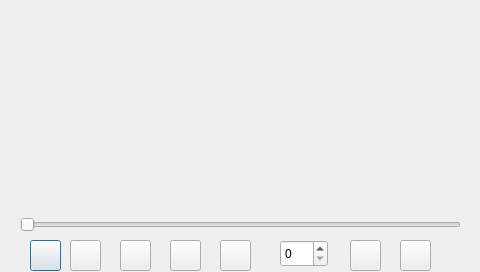
First picture: the form in mplayer.ui, repository lexi6725/QMPlayer, before the edit.
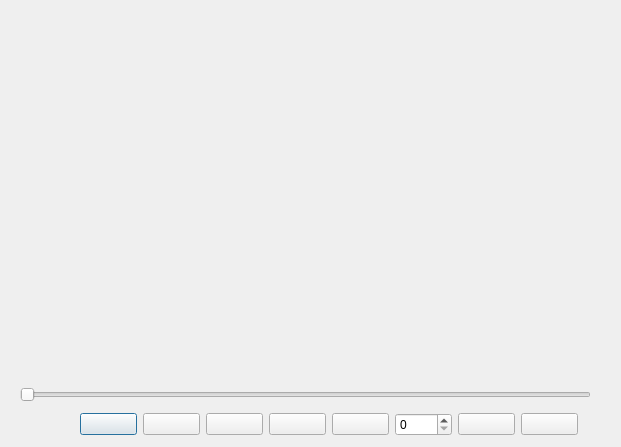
Second picture: the form after the edit.

Commit message: 1. Layout ... Not Success ...

```diff
--- a/mplayer.ui
+++ b/mplayer.ui
@@ -6,175 +6,158 @@
    <rect>
     <x>0</x>
     <y>0</y>
-    <width>480</width>
-    <height>272</height>
+    <width>621</width>
+    <height>447</height>
    </rect>
   </property>
   <property name="windowTitle">
    <string>QMPlayer</string>
   </property>
+  <widget class="QSlider" name="horizontalSlider">
+   <property name="geometry">
+    <rect>
+     <x>20</x>
+     <y>380</y>
+     <width>571</width>
+     <height>29</height>
+    </rect>
+   </property>
+   <property name="orientation">
+    <enum>Qt::Horizontal</enum>
+   </property>
+  </widget>
+  <widget class="QWidget" name="widget" native="true">
+   <property name="geometry">
+    <rect>
+     <x>0</x>
+     <y>10</y>
+     <width>611</width>
+     <height>331</height>
+    </rect>
+   </property>
+  </widget>
+  <widget class="QWidget" name="">
+   <property name="geometry">
+    <rect>
+     <x>80</x>
+     <y>410</y>
+     <width>498</width>
+     <height>29</height>
+    </rect>
+   </property>
+   <layout class="QHBoxLayout" name="horizontalLayout">
+    <item>
   <widget class="QPushButton" name="pushButton_play">
-   <property name="geometry">
-    <rect>
-     <x>30</x>
-     <y>240</y>
-     <width>31</width>
-     <height>31</height>
-    </rect>
-   </property>
    <property name="text">
     <string/>
    </property>
   </widget>
+    </item>
+    <item>
   <widget class="QPushButton" name="pushButton_stop">
-   <property name="geometry">
-    <rect>
-     <x>70</x>
-     <y>240</y>
-     <width>31</width>
-     <height>31</height>
-    </rect>
-   </property>
    <property name="text">
     <string/>
    </property>
   </widget>
+    </item>
+    <item>
   <widget class="QPushButton" name="pushButton_reward">
-   <property name="geometry">
-    <rect>
-     <x>120</x>
-     <y>240</y>
-     <width>31</width>
-     <height>31</height>
-    </rect>
-   </property>
    <property name="text">
     <string/>
    </property>
   </widget>
+    </item>
+    <item>
   <widget class="QPushButton" name="pushButton_forward">
-   <property name="geometry">
-    <rect>
-     <x>170</x>
-     <y>240</y>
-     <width>31</width>
-     <height>31</height>
-    </rect>
-   </property>
    <property name="text">
     <string/>
    </property>
   </widget>
+    </item>
+    <item>
   <widget class="QPushButton" name="pushButton_sound">
-   <property name="geometry">
-    <rect>
-     <x>220</x>
-     <y>240</y>
-     <width>31</width>
-     <height>31</height>
-    </rect>
-   </property>
    <property name="text">
     <string/>
    </property>
   </widget>
+    </item>
+    <item>
+     <widget class="QSpinBox" name="spinBox"/>
+    </item>
+    <item>
   <widget class="QPushButton" name="pushButton_pre">
-   <property name="geometry">
-    <rect>
-     <x>350</x>
-     <y>240</y>
-     <width>31</width>
-     <height>31</height>
-    </rect>
-   </property>
    <property name="text">
     <string/>
    </property>
   </widget>
+    </item>
+    <item>
   <widget class="QPushButton" name="pushButton_next">
+      <property name="text">
+       <string/>
+      </property>
+     </widget>
+    </item>
+   </layout>
+  </widget>
+  <widget class="QWidget" name="">
    <property name="geometry">
     <rect>
-     <x>400</x>
-     <y>240</y>
-     <width>31</width>
-     <height>31</height>
+     <x>20</x>
+     <y>360</y>
+     <width>566</width>
+     <height>22</height>
     </rect>
    </property>
-   <property name="text">
-    <string/>
-   </property>
-  </widget>
+   <layout class="QGridLayout" name="gridLayout">
+    <item row="0" column="0">
   <widget class="QLabel" name="label_pbar">
-   <property name="geometry">
-    <rect>
-     <x>10</x>
-     <y>190</y>
-     <width>65</width>
-     <height>17</height>
-    </rect>
-   </property>
    <property name="text">
-    <string/>
-   </property>
-  </widget>
-  <widget class="QSpinBox" name="spinBox">
-   <property name="geometry">
-    <rect>
-     <x>280</x>
-     <y>240</y>
-     <width>48</width>
-     <height>27</height>
-    </rect>
-   </property>
-  </widget>
-  <widget class="QLabel" name="label_time_l">
-   <property name="geometry">
-    <rect>
-     <x>410</x>
-     <y>190</y>
-     <width>65</width>
-     <height>17</height>
-    </rect>
-   </property>
-   <property name="text">
-    <string/>
-   </property>
-  </widget>
+       <string>                     </string>
+      </property>
+     </widget>
+    </item>
+    <item row="0" column="1">
+     <spacer name="horizontalSpacer">
+      <property name="orientation">
+       <enum>Qt::Horizontal</enum>
+      </property>
+      <property name="sizeHint" stdset="0">
+       <size>
+        <width>40</width>
+        <height>20</height>
+       </size>
+      </property>
+     </spacer>
+    </item>
+    <item row="0" column="2">
   <widget class="QLabel" name="label_name">
-   <property name="geometry">
-    <rect>
-     <x>100</x>
-     <y>190</y>
-     <width>291</width>
-     <height>16</height>
-    </rect>
-   </property>
    <property name="text">
-    <string/>
-   </property>
-  </widget>
-  <widget class="QSlider" name="horizontalSlider">
-   <property name="geometry">
-    <rect>
-     <x>20</x>
-     <y>210</y>
-     <width>441</width>
-     <height>29</height>
-    </rect>
-   </property>
+       <string>                                                                                                                 </string>
+      </property>
+     </widget>
+    </item>
+    <item row="0" column="3">
+     <spacer name="horizontalSpacer_2">
    <property name="orientation">
     <enum>Qt::Horizontal</enum>
    </property>
-  </widget>
-  <widget class="QWidget" name="widget" native="true">
-   <property name="geometry">
-    <rect>
-     <x>10</x>
-     <y>0</y>
-     <width>451</width>
-     <height>211</height>
-    </rect>
-   </property>
+      <property name="sizeHint" stdset="0">
+       <size>
+        <width>40</width>
+        <height>20</height>
+       </size>
+      </property>
+     </spacer>
+    </item>
+    <item row="0" column="4">
+     <widget class="QLabel" name="label_time_l">
+      <property name="text">
+       <string>                      </string>
+      </property>
+     </widget>
+    </item>
+   </layout>
   </widget>
  </widget>
  <resources/>
```
Lines whose indentation alone changed are shown as unchanged. The commit also changes 1 other file.
